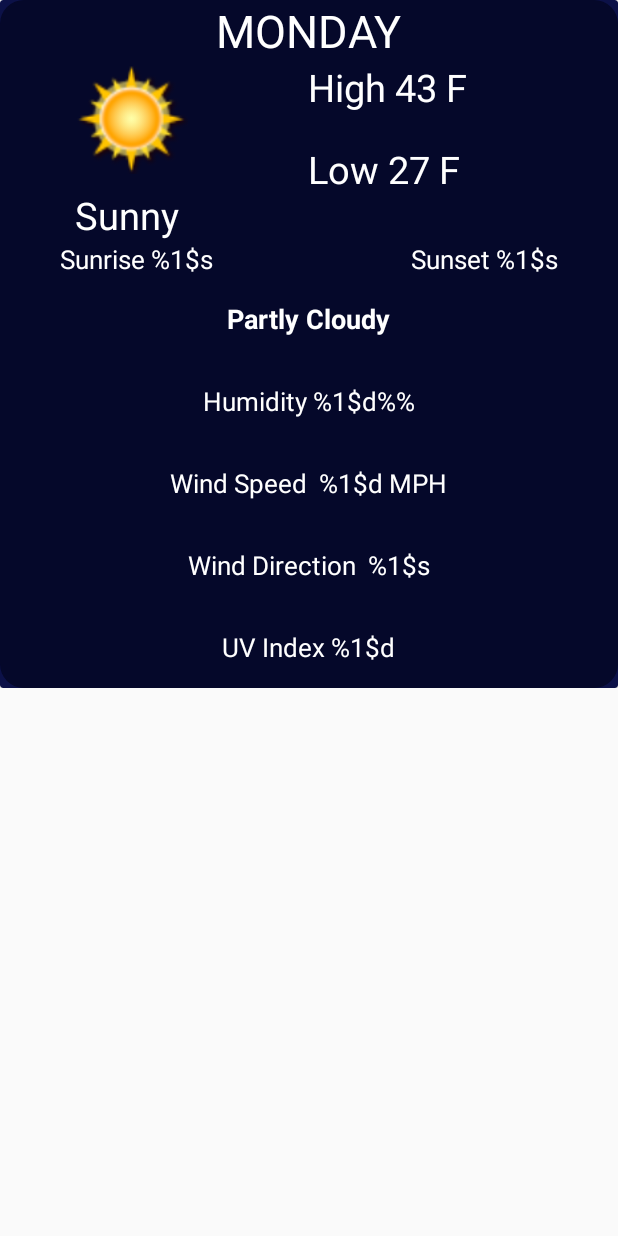
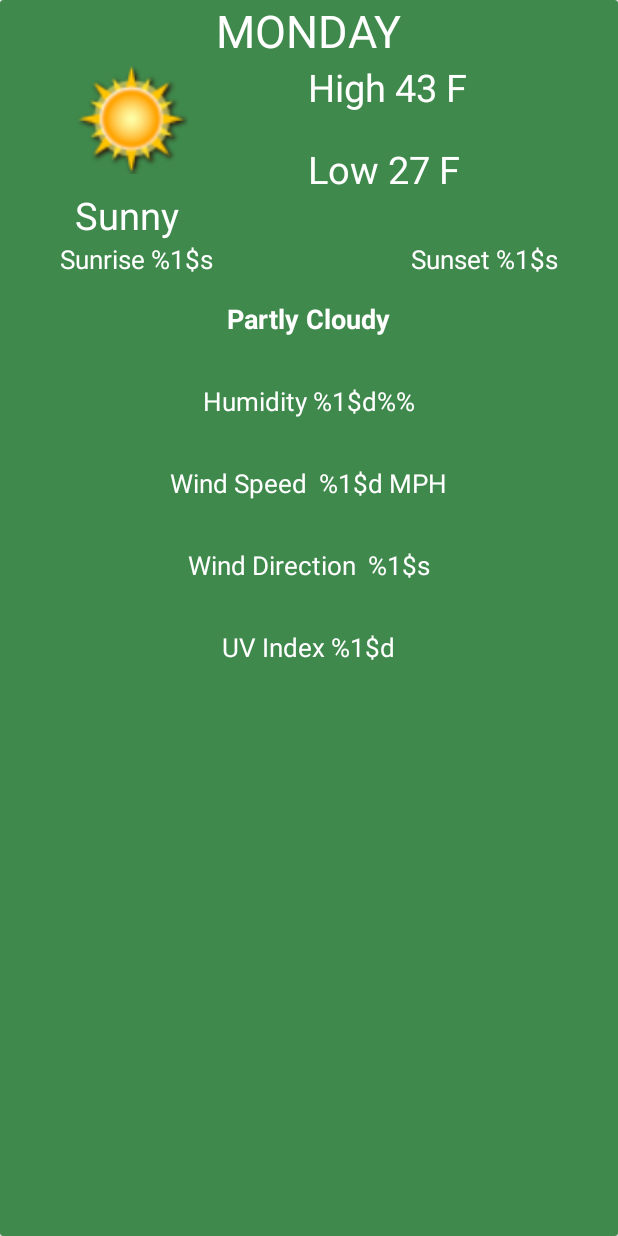
Before and after one commit to jgarcia162/AerisWeatherApp, an Android app: the layout details_fragment_layout.xml on its own in the app's theme, with its tools: preview values and no code run, on a phone screen of 412 x 824 dp. Run offline under Robolectric (Android 15) with nearby library versions, the phone set to English and light mode, and no system bars.

Commit message:
edited fragment layout, main activity layout, changed colors, added degree images for FAB

```diff
--- a/app/build.gradle
+++ b/app/build.gradle
@@ -41,6 +41,7 @@ dependencies {
     compile 'com.ryanharter.auto.value:auto-value-parcel-adapter:0.2.6'
     compile 'com.ryanharter.auto.value:auto-value-gson-annotations:0.7.0'
     compile 'com.android.support:design:26.1.0'
+    compile 'com.android.support.constraint:constraint-layout:1.0.2'
     annotationProcessor 'com.google.auto.value:auto-value:1.5'
     annotationProcessor 'com.ryanharter.auto.value:auto-value-parcel:0.2.6'
     annotationProcessor 'com.ryanharter.auto.value:auto-value-gson:0.7.0'
--- a/app/src/main/res/layout/aeris_item_layout.xml
+++ b/app/src/main/res/layout/aeris_item_layout.xml
@@ -2,7 +2,6 @@
 <RelativeLayout xmlns:android="http://schemas.android.com/apk/res/android"
     android:layout_width="150dp"
     android:layout_height="wrap_content"
-    xmlns:app="http://schemas.android.com/apk/res-auto"
     android:layout_margin="10dp">
 
     <android.support.v7.widget.CardView
--- a/app/src/main/res/layout/details_fragment_layout.xml
+++ b/app/src/main/res/layout/details_fragment_layout.xml
@@ -1,21 +1,18 @@
 <?xml version="1.0" encoding="utf-8"?>
 <RelativeLayout xmlns:android="http://schemas.android.com/apk/res/android"
     xmlns:tools="http://schemas.android.com/tools"
-    xmlns:app="http://schemas.android.com/apk/res-auto"
     android:id="@+id/details_fragment_layout"
-    android:layout_width="wrap_content"
-    android:layout_height="wrap_content">
+    android:layout_width="match_parent"
+    android:layout_height="match_parent">
 
     <android.support.v7.widget.CardView
-        android:layout_width="wrap_content"
-        android:layout_height="wrap_content"
-        android:backgroundTint="@color/details_fragment_background"
-        android:elevation="15dp">
+        android:layout_width="match_parent"
+        android:layout_height="match_parent"
+        android:backgroundTint="@color/details_fragment_background">
 
         <RelativeLayout
             android:layout_width="match_parent"
-            android:layout_height="match_parent"
-            android:background="@drawable/background_box">
+            android:layout_height="match_parent">
 
             <TextView
                 android:id="@+id/day_of_the_week_tv"
--- a/app/src/main/res/values/colors.xml
+++ b/app/src/main/res/values/colors.xml
@@ -1,11 +1,11 @@
 <?xml version="1.0" encoding="utf-8"?>
 <resources>
-    <color name="colorPrimary">#02041a</color>
+    <color name="colorPrimary">#9f350b</color>
     <color name="colorPrimaryDark">#02041a</color>
     <color name="colorAccent">#FF4081</color>
     <color name="white">#FFFFFF</color>
     <color name="see_through_navy_blue">#a402041a</color>
     <color name="navy_blue">#02041a</color>
-    <color name="main_activity_background">#4c539c</color>
-    <color name="details_fragment_background">#0c1148</color>
+    <color name="main_activity_background">#1C5CFF</color>
+    <color name="details_fragment_background">#3f894c</color>
 </resources>
--- a/app/src/main/res/values/strings.xml
+++ b/app/src/main/res/values/strings.xml
@@ -11,6 +11,6 @@
     <string name="details_high_text">High %1$d</string>
     <string name="details_low_text">Low %1$d</string>
     <string name="metric_button_text">METRIC</string>
-    <string name="converter_button_metric_text">METRIC</string>
-    <string name="converter_button_decimal_text">DECIMAL</string>
+    <string name="converter_button_metric_text">C</string>
+    <string name="converter_button_decimal_text">F</string>
 </resources>
```
Also changed, not shown: app/src/main/java/com/example/jose/aerisweatherapp/MainActivity.java (+5 -5 lines), app/src/main/res/layout/activity_main.xml (+24 -16 lines), app/src/main/res/drawable/celsius.png (added), app/src/main/res/drawable/fahrenheit.png (added).
